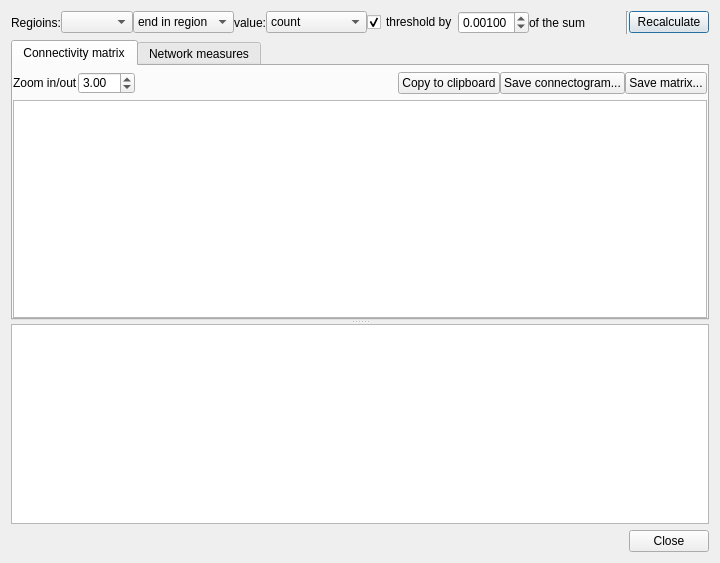
frankyeh/DSI-Studio, file tracking/connectivity_matrix_dialog.ui: the form before one commit.
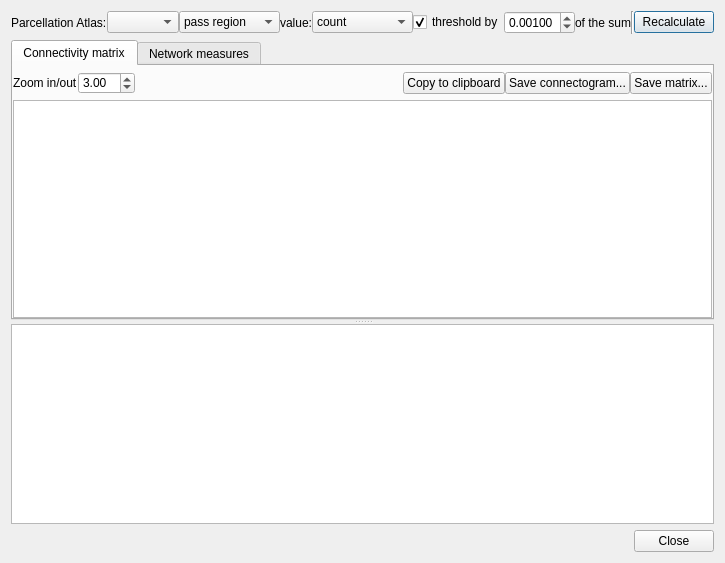
The form after the commit. Icons and pictures are not drawn.

Commit message: [vis] revise connectivity dialog

```diff
--- a/tracking/connectivity_matrix_dialog.ui
+++ b/tracking/connectivity_matrix_dialog.ui
@@ -22,7 +22,7 @@
      <item>
       <widget class="QLabel" name="label_2">
        <property name="text">
-        <string>Regioins:</string>
+        <string>Parcellation Atlas:</string>
        </property>
       </widget>
      </item>
@@ -39,7 +39,7 @@
      <item>
       <widget class="QComboBox" name="end_only">
        <property name="currentIndex">
-        <number>1</number>
+        <number>0</number>
        </property>
        <item>
         <property name="text">
```
The commit also changes 2 other files.
